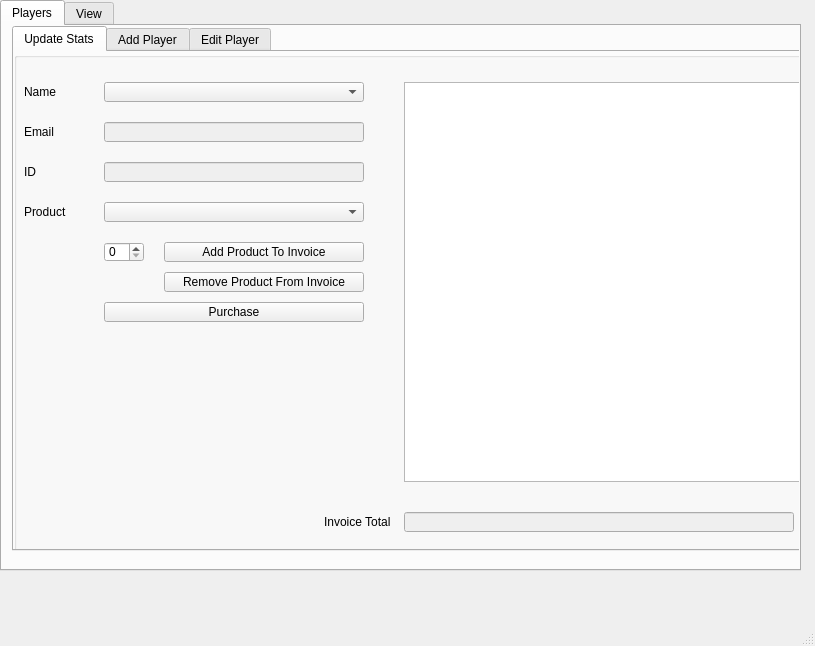
Before: the Qt Designer form Leafs.ui in Lsm2003/Leafs_Stats, drawn with Qt 5.
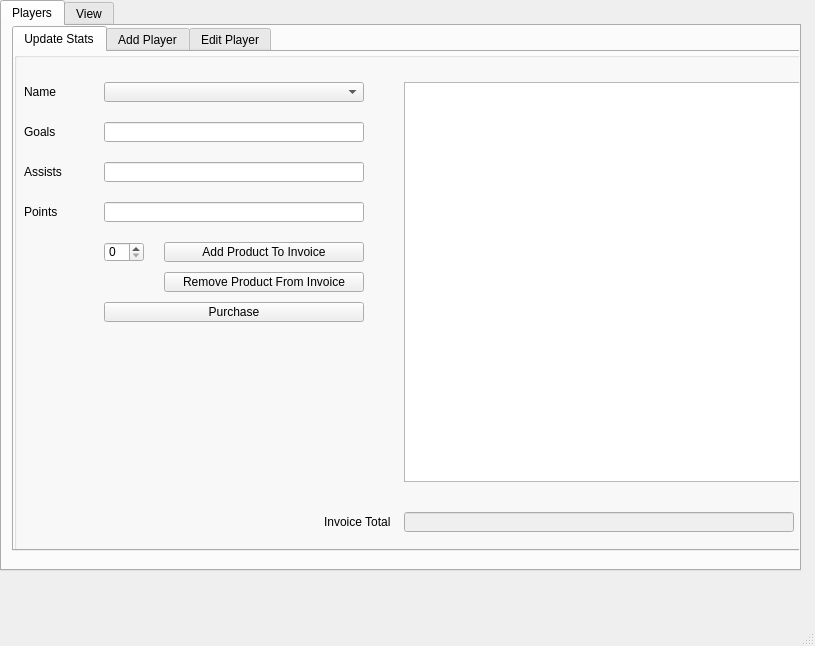
After: the same form once the commit is applied. The open tabs and pages were chosen to show the change.

Commit message: added remove player and sql script

```diff
--- a/Leafs.ui
+++ b/Leafs.ui
@@ -84,12 +84,12 @@
           </rect>
          </property>
          <property name="text">
-          <string>Email</string>
+          <string>Goals</string>
          </property>
         </widget>
-        <widget class="QLineEdit" name="emailLineEditNewInvoiceTab">
+        <widget class="QLineEdit" name="goalsLineEditUpdateStatsTab">
          <property name="enabled">
-          <bool>false</bool>
+          <bool>true</bool>
          </property>
          <property name="geometry">
           <rect>
@@ -109,9 +109,9 @@
           <bool>true</bool>
          </property>
         </widget>
-        <widget class="QLineEdit" name="idLineEditNewInvoiceTab">
+        <widget class="QLineEdit" name="AssistsLineEditUpdateStatsTab">
          <property name="enabled">
-          <bool>false</bool>
+          <bool>true</bool>
          </property>
          <property name="geometry">
           <rect>
@@ -135,7 +135,7 @@
           </rect>
          </property>
          <property name="text">
-          <string>ID</string>
+          <string>Assists</string>
          </property>
         </widget>
         <widget class="QLabel" name="label_10">
@@ -148,7 +148,7 @@
           </rect>
          </property>
          <property name="text">
-          <string>Product</string>
+          <string>Points</string>
          </property>
         </widget>
         <widget class="QPushButton" name="purchaseButtonNewInvoiceTab">
@@ -164,7 +164,7 @@
           <string>Purchase</string>
          </property>
         </widget>
-        <widget class="QComboBox" name="nameComboBoxNewInvoiceTab">
+        <widget class="QComboBox" name="nameComboBoxUpdateStatsTab">
          <property name="geometry">
           <rect>
            <x>90</x>
@@ -174,16 +174,6 @@
           </rect>
          </property>
         </widget>
-        <widget class="QComboBox" name="productComboBoxNewInvoiceTab">
-         <property name="geometry">
-          <rect>
-           <x>90</x>
-           <y>150</y>
-           <width>260</width>
-           <height>20</height>
-          </rect>
-         </property>
-        </widget>
         <widget class="QSpinBox" name="productNumberSpinBoxNewInvoiceTab">
          <property name="geometry">
           <rect>
@@ -272,6 +262,16 @@
           <string/>
          </property>
         </widget>
+        <widget class="QLineEdit" name="firstNameLineEditAddPlayerTab_2">
+         <property name="geometry">
+          <rect>
+           <x>90</x>
+           <y>150</y>
+           <width>260</width>
+           <height>20</height>
+          </rect>
+         </property>
+        </widget>
        </widget>
       </widget>
       <widget class="QWidget" name="addCustomerTab">
@@ -671,6 +671,19 @@
           </rect>
          </property>
         </widget>
+        <widget class="QPushButton" name="removePlayerEditPlayerTabButton">
+         <property name="geometry">
+          <rect>
+           <x>90</x>
+           <y>360</y>
+           <width>261</width>
+           <height>31</height>
+          </rect>
+         </property>
+         <property name="text">
+          <string>Remove Player</string>
+         </property>
+        </widget>
        </widget>
       </widget>
      </widget>
```
The commit also changes 3 other files.
